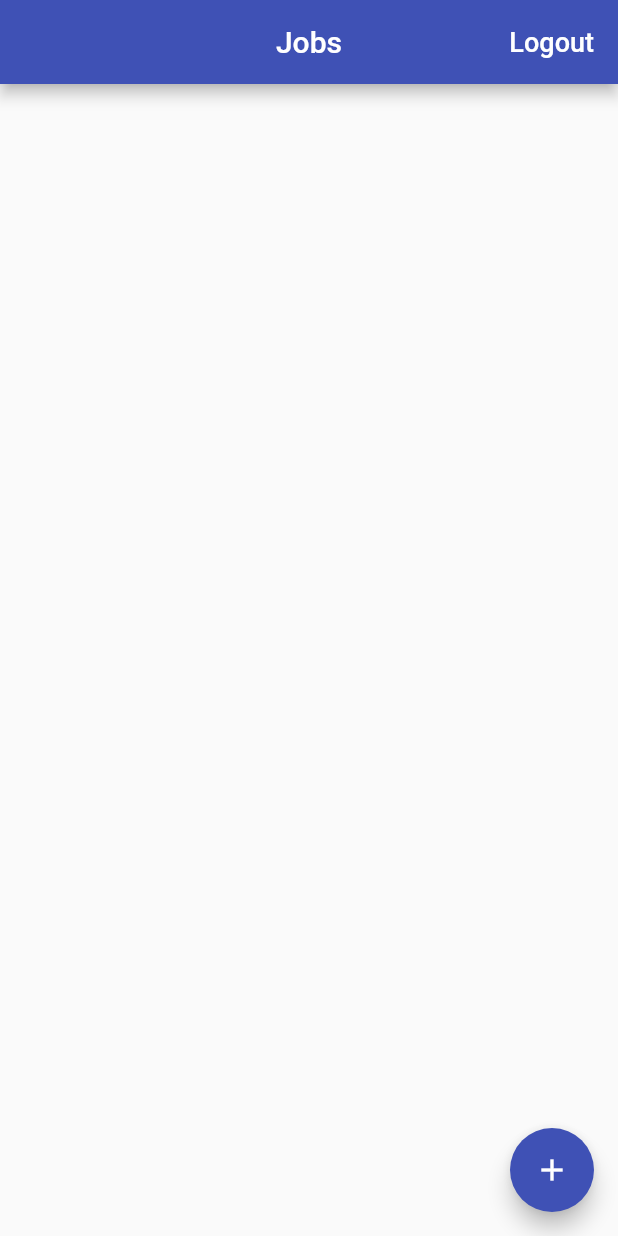
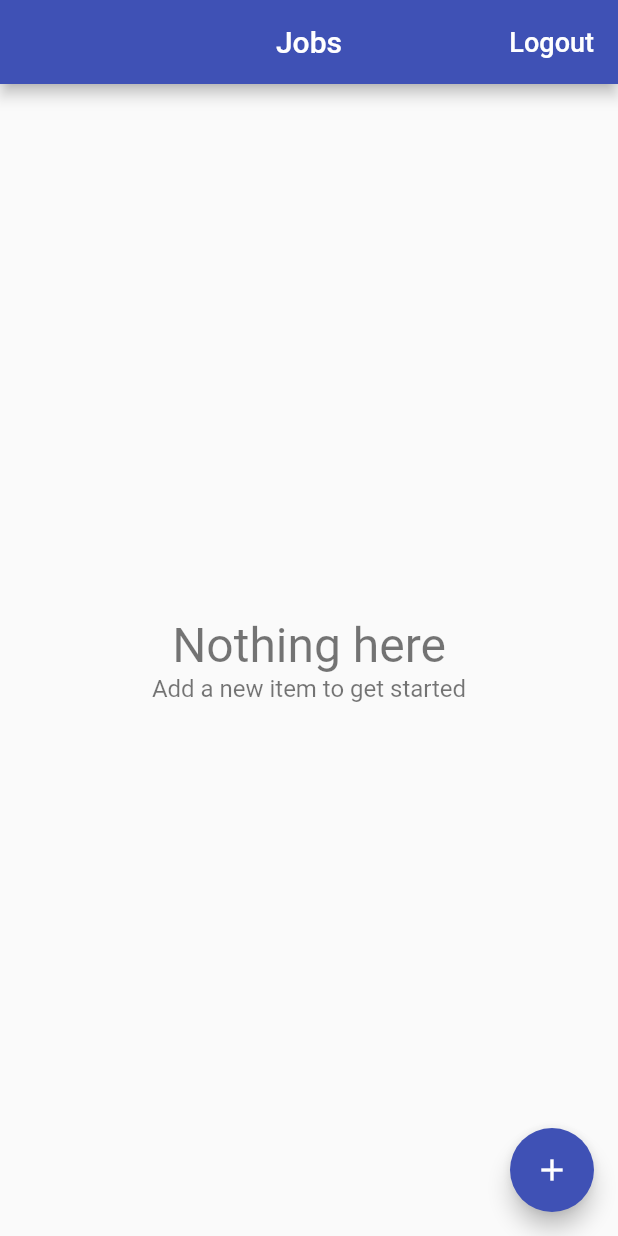
Before and after one commit to trixpower0240/time_tracker_flutter_course, a Flutter app: the screen it shows once a user with an empty profile is signed in, on a phone screen of 412 x 824 dp. Run offline on Flutter 3.47's test engine with Material 2 defaults, Android fonts, the phone set to English and light mode, and no system bars; our stand-ins replace cloud_firestore, firebase_auth, google_sign_in; accounts and stored records are empty.

Commit message:
End of 19

```diff
--- /dev/null
+++ b/lib/app/in/home/jobs/empty_content.dart
@@ -0,0 +1,31 @@
+import 'package:flutter/material.dart';
+
+class EmptyContent extends StatelessWidget {
+  const EmptyContent({
+    Key key,
+    this.title = 'Nothing here',
+    this.message = 'Add a new item to get started',
+  }) : super(key: key);
+
+  final String title;
+  final String message;
+
+  @override
+  Widget build(BuildContext context) {
+    return Center(
+      child: Column(
+        mainAxisAlignment: MainAxisAlignment.center,
+        children: <Widget>[
+          Text(
+            title,
+            style: TextStyle(fontSize: 32.0, color: Colors.black54),
+          ),
+          Text(
+            message,
+            style: TextStyle(fontSize: 16.0, color: Colors.black54),
+          )
+        ],
+      ),
+    );
+  }
+}
--- a/lib/app/in/home/jobs/jobs_page.dart
+++ b/lib/app/in/home/jobs/jobs_page.dart
@@ -1,7 +1,9 @@
 import 'package:flutter/material.dart';
 import 'package:provider/provider.dart';
 import 'package:time_tracker_flutter_course/app/in/home/jobs/edit_job_page.dart';
+import 'package:time_tracker_flutter_course/app/in/home/jobs/empty_content.dart';
 import 'package:time_tracker_flutter_course/app/in/home/jobs/job_list_tile.dart';
+import 'package:time_tracker_flutter_course/app/in/home/jobs/list_items_builder.dart';
 import 'package:time_tracker_flutter_course/app/in/home/models/job.dart';
 import 'package:time_tracker_flutter_course/common_widgets/platform_alert_dialog.dart';
 import 'package:time_tracker_flutter_course/common_widgets/platform_exception_alert_dialog.dart';
@@ -35,6 +37,18 @@ class JobsPage extends StatelessWidget {
     }
   }
 
+  Future<void> _delete(BuildContext context, Job job) async {
+    try {
+      final database = Provider.of<Database>(context);
+      await database.deleteJob(job);
+    } on PlatformException catch (e) {
+      PlatformExceptionAlertDialog(
+        title: 'Operation failed',
+        exception: e,
+      ).show(context);
+    }
+  }
+
   @override
   Widget build(BuildContext context) {
     return Scaffold(
@@ -64,20 +78,21 @@ class JobsPage extends StatelessWidget {
     return StreamBuilder<List<Job>>(
       stream: database.jobsStream(),
       builder: (context, snapshot) {
-        if (snapshot.hasData) {
-          final jobs = snapshot.data;
-          final children = jobs
-              .map((job) => JobListTile(
-                    job: job,
-                    onTap: () => EditJobPage.show(context, job: job),
-                  ))
-              .toList();
-          return ListView(children: children);
-        }
-        if (snapshot.hasError) {
-          return Center(child: Text('Some Error Occurred'));
-        }
-        return Center(child: CircularProgressIndicator());
+        return ListItemsBuilder<Job>(
+          snapshot: snapshot,
+          itemBuilder: (context, job) => Dismissible(
+            key: Key('job-${job.id}'),
+            background: Container(
+              color: Colors.red,
+            ),
+            direction: DismissDirection.endToStart,
+            onDismissed: (direction) => _delete(context, job),
+            child: JobListTile(
+              job: job,
+              onTap: () => EditJobPage.show(context, job: job),
+            ),
+          ),
+        );
       },
     );
   }
--- /dev/null
+++ b/lib/app/in/home/jobs/list_items_builder.dart
@@ -0,0 +1,46 @@
+import 'package:flutter/material.dart';
+import 'package:time_tracker_flutter_course/app/in/home/jobs/empty_content.dart';
+
+typedef ItemWidgetBuilder<T> = Widget Function(BuildContext context, T item);
+
+class ListItemsBuilder<T> extends StatelessWidget {
+  const ListItemsBuilder({
+    Key key,
+    @required this.snapshot,
+    @required this.itemBuilder,
+  }) : super(key: key);
+  final AsyncSnapshot<List<T>> snapshot;
+
+  final ItemWidgetBuilder<T> itemBuilder;
+
+  @override
+  Widget build(BuildContext context) {
+    if (snapshot.hasData) {
+      final List<T> items = snapshot.data;
+      if (items.isNotEmpty) {
+        return _buildList(items);
+      } else {
+        return EmptyContent();
+      }
+    } else if (snapshot.hasError) {
+      return EmptyContent(
+        title: 'Something went wrong',
+        message: 'Can\'t load items right now',
+      );
+    }
+    return Center(child: CircularProgressIndicator());
+  }
+
+  Widget _buildList(List<T> items) {
+    return ListView.separated(
+      itemCount: items.length + 2,
+      separatorBuilder: (context, index) => Divider(height: 0.5),
+      itemBuilder: (context, index) {
+        if (index == 0 || index == items.length + 1) {
+          return Container();
+        }
+        return itemBuilder(context, items[index - 1]);
+      },
+    );
+  }
+}
```
Also changed, not shown: lib/services/database.dart (+9 -0 lines), lib/services/firestore_service.dart (+10 -1 lines).
